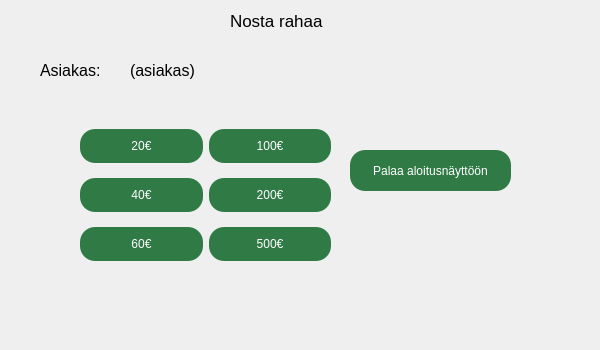
Old version of the form frontend/nosto.ui in the repository 22kmo-project/group_5.
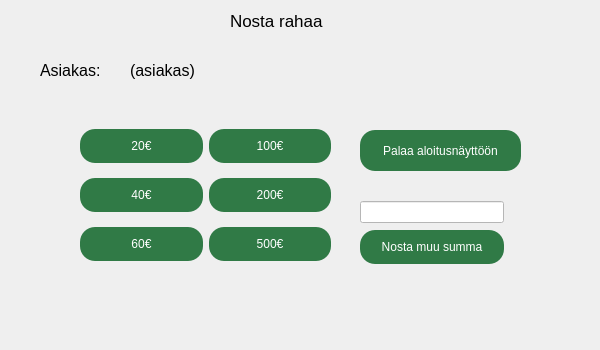
New version of the form. Icons and pictures are not drawn.

Commit message: muusumma nappi

```diff
--- a/frontend/nosto.ui
+++ b/frontend/nosto.ui
@@ -96,8 +96,8 @@
   <widget class="QPushButton" name="alkuun">
    <property name="geometry">
     <rect>
-     <x>350</x>
-     <y>150</y>
+     <x>360</x>
+     <y>130</y>
      <width>161</width>
      <height>41</height>
     </rect>
@@ -181,6 +181,38 @@
     </item>
    </layout>
   </widget>
+  <widget class="QWidget" name="">
+   <property name="geometry">
+    <rect>
+     <x>360</x>
+     <y>200</y>
+     <width>144</width>
+     <height>66</height>
+    </rect>
+   </property>
+   <layout class="QVBoxLayout" name="verticalLayout">
+    <item>
+     <widget class="QLineEdit" name="muusummaedit">
+      <property name="styleSheet">
+       <string notr="true">background-color: rgb(255, 255, 255);</string>
+      </property>
+      <property name="text">
+       <string/>
+      </property>
+     </widget>
+    </item>
+    <item>
+     <widget class="QPushButton" name="muusumma">
+      <property name="styleSheet">
+       <string notr="true"/>
+      </property>
+      <property name="text">
+       <string>Nosta muu summa</string>
+      </property>
+     </widget>
+    </item>
+   </layout>
+  </widget>
  </widget>
  <resources/>
  <connections/>
```
The commit also changes 2 other files.
